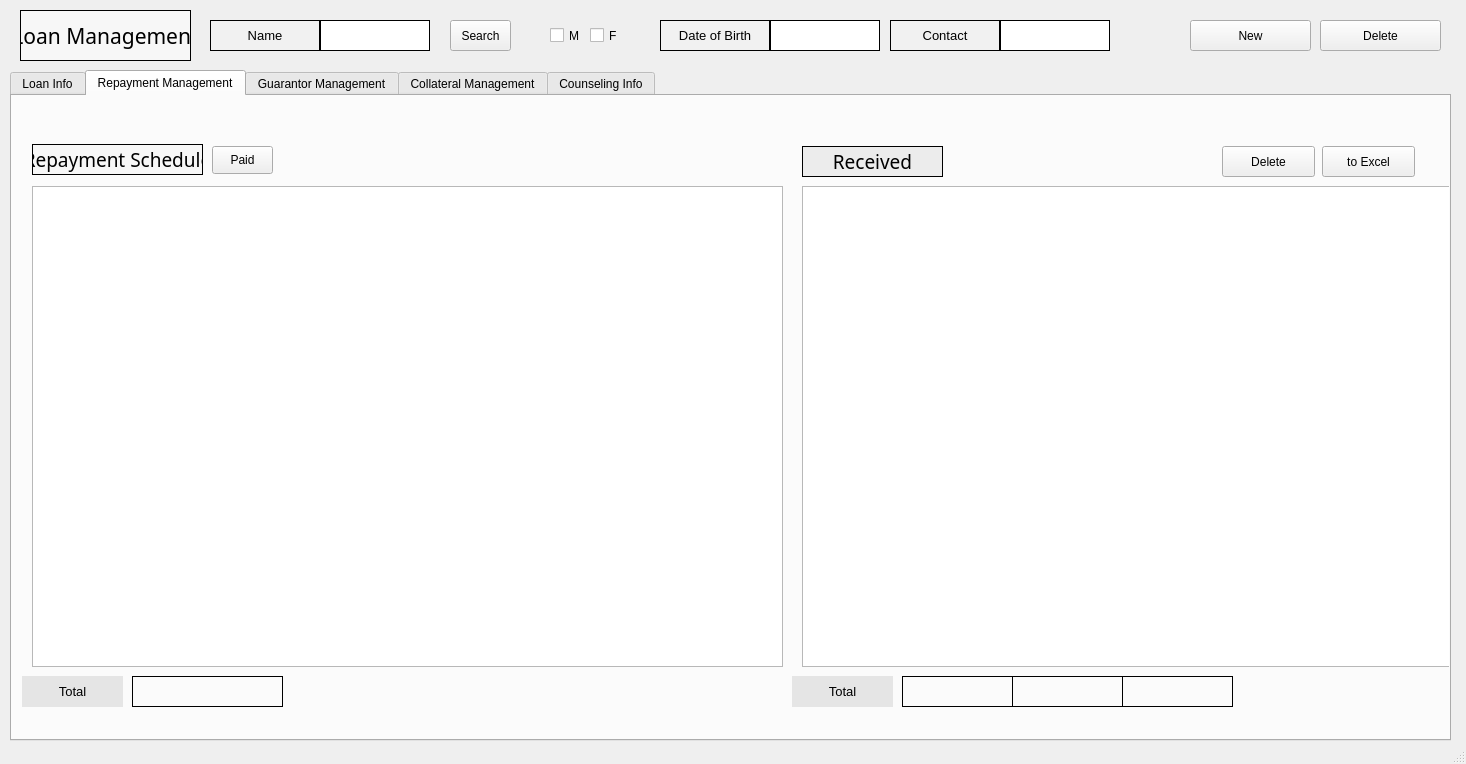
This is src/pages/loan/loan.ui in DY-Microfinance-Customer-Management/dymf-algorithm as Qt 5 draws it before an edit. The edited form follows.
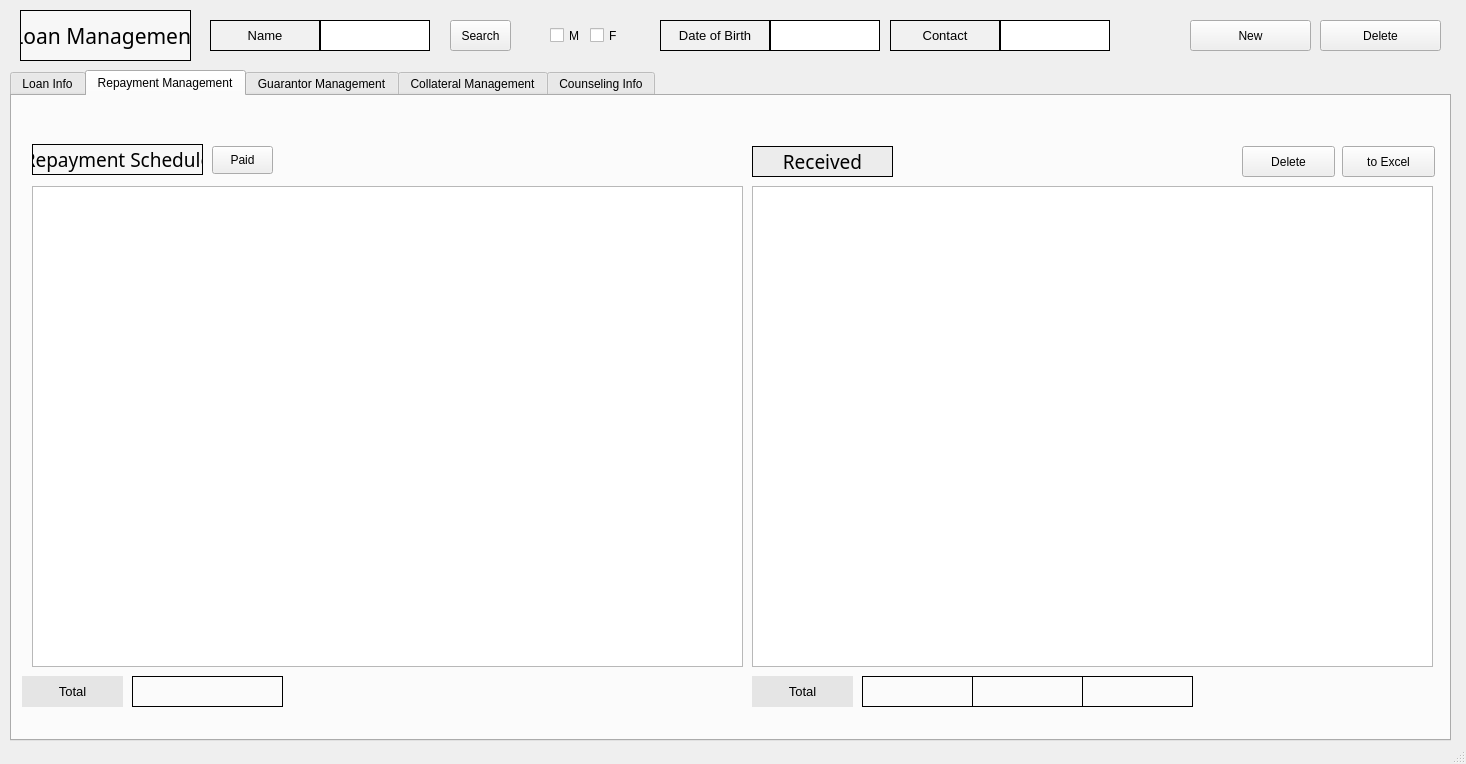
This is the edited form. The open tabs and pages were chosen to show the change.

The edit to the form file:
```diff
--- a/src/pages/loan/loan.ui
+++ b/src/pages/loan/loan.ui
@@ -879,7 +879,7 @@
      <widget class="QPushButton" name="toExcelButton">
       <property name="geometry">
        <rect>
-        <x>1310</x>
+        <x>1330</x>
         <y>50</y>
         <width>93</width>
         <height>31</height>
@@ -892,7 +892,7 @@
      <widget class="QLabel" name="totalLabel2">
       <property name="geometry">
        <rect>
-        <x>890</x>
+        <x>850</x>
         <y>580</y>
         <width>111</width>
         <height>31</height>
@@ -911,7 +911,7 @@
      <widget class="QLabel" name="label_47">
       <property name="geometry">
        <rect>
-        <x>790</x>
+        <x>740</x>
         <y>50</y>
         <width>141</width>
         <height>31</height>
@@ -939,7 +939,7 @@
      <widget class="QPushButton" name="deleteButton">
       <property name="geometry">
        <rect>
-        <x>1210</x>
+        <x>1230</x>
         <y>50</y>
         <width>93</width>
         <height>31</height>
@@ -980,7 +980,7 @@
      <widget class="QLabel" name="totalLabel4">
       <property name="geometry">
        <rect>
-        <x>1110</x>
+        <x>1070</x>
         <y>580</y>
         <width>111</width>
         <height>31</height>
@@ -1017,7 +1017,7 @@
      <widget class="QLabel" name="totalLabel3">
       <property name="geometry">
        <rect>
-        <x>1000</x>
+        <x>960</x>
         <y>580</y>
         <width>111</width>
         <height>31</height>
@@ -1079,7 +1079,7 @@
      <widget class="QLabel" name="label_124">
       <property name="geometry">
        <rect>
-        <x>780</x>
+        <x>740</x>
         <y>580</y>
         <width>101</width>
         <height>31</height>
@@ -1105,7 +1105,7 @@
        <rect>
         <x>20</x>
         <y>90</y>
-        <width>751</width>
+        <width>711</width>
         <height>481</height>
        </rect>
       </property>
@@ -1113,9 +1113,9 @@
      <widget class="QTableView" name="receivedTable">
       <property name="geometry">
        <rect>
-        <x>790</x>
+        <x>740</x>
         <y>90</y>
-        <width>651</width>
+        <width>681</width>
         <height>481</height>
        </rect>
       </property>
```
